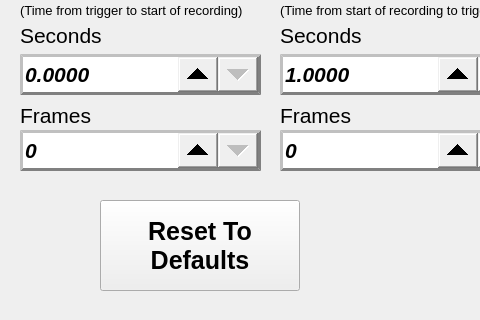
The window that src/triggerdelaywindow.ui (krontech/chronos-cam-app) describes before a commit, drawn with Qt 5; both pictures show x 0 to 480 and y 160 to 480 of the 800 by 480 pixel window.
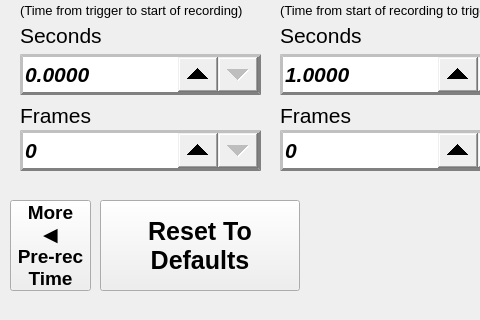
The same window after the commit. Custom widgets are drawn as their Qt base class.

The edit to the form file:
```diff
--- a/src/triggerdelaywindow.ui
+++ b/src/triggerdelaywindow.ui
@@ -89,6 +89,29 @@
     <string>OK</string>
    </property>
   </widget>
+  <widget class="QPushButton" name="cmdMax">
+   <property name="geometry">
+    <rect>
+     <x>10</x>
+     <y>360</y>
+     <width>81</width>
+     <height>91</height>
+    </rect>
+   </property>
+   <property name="font">
+    <font>
+     <pointsize>14</pointsize>
+     <weight>75</weight>
+     <bold>true</bold>
+    </font>
+   </property>
+   <property name="text">
+    <string>More
+◀
+Pre-rec
+Time</string>
+   </property>
+  </widget>
   <widget class="TriggerSlider" name="horizontalSlider">
    <property name="geometry">
     <rect>
```
